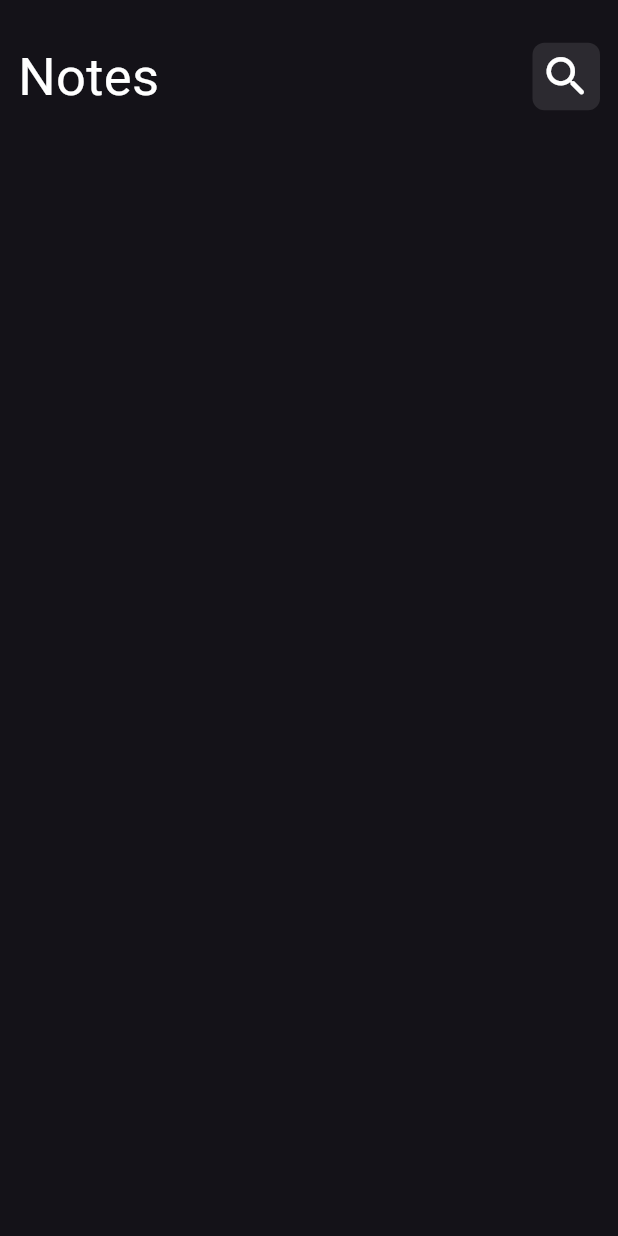
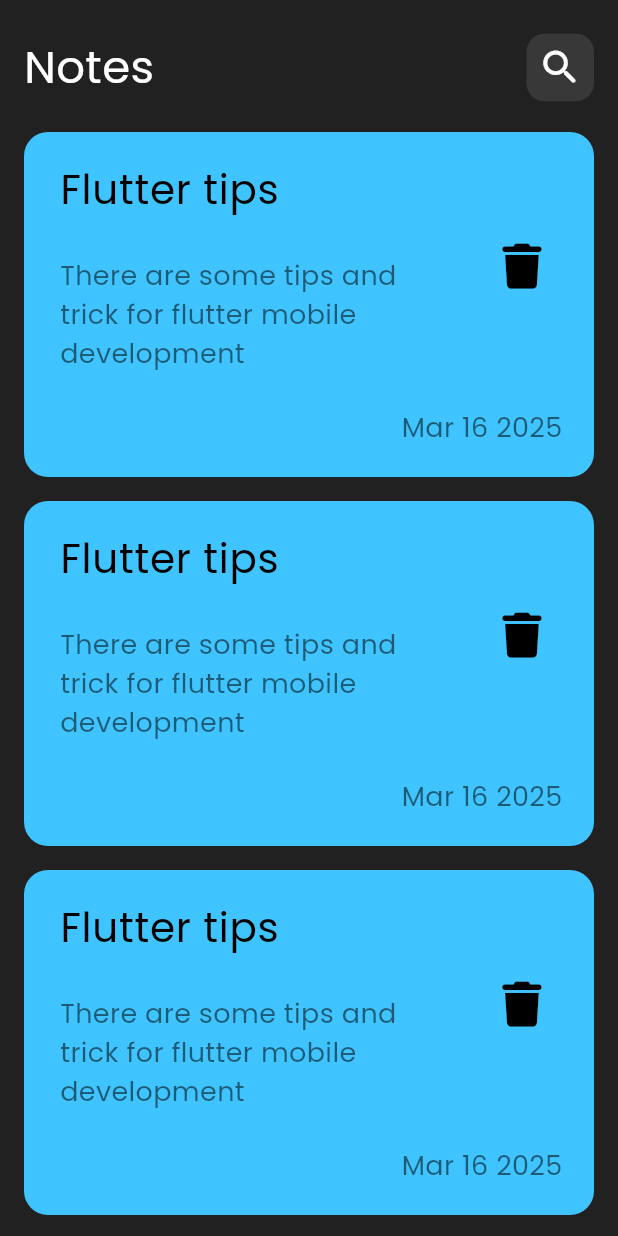
Before and after one commit to Ali-Ahmad-0/notes-app, a Flutter app: the screen it shows after launch, on a phone screen of 412 x 824 dp. Run offline on Flutter 3.47's test engine with Material 3 defaults, Android fonts, the phone set to English and light mode, and no system bars; our stand-ins replace font_awesome_flutter.

Commit message:
create notes list view

```diff
--- a/lib/Views/notes_view.dart
+++ b/lib/Views/notes_view.dart
@@ -1,5 +1,6 @@
 import 'package:flutter/material.dart';
 import 'package:notes_app/widgets/customAppBar.dart';
+import 'package:notes_app/widgets/notes_list_view.dart';
 
 class NotesView extends StatelessWidget {
   const NotesView({super.key});
@@ -7,12 +8,11 @@
   @override
   Widget build(BuildContext context) {
     return Scaffold(
+      backgroundColor: Colors.grey.shade900,
       body: Padding(
-        padding: const EdgeInsets.symmetric(vertical: 16, horizontal: 12),
+        padding: const EdgeInsets.symmetric(vertical: 10, horizontal: 16),
         child: Column(
-          children: [
-            CustomAppBar(),
-          ],
+          children: [CustomAppBar(), Expanded(child: NotesListView())],
         ),
       ),
     );
--- a/lib/main.dart
+++ b/lib/main.dart
@@ -12,7 +12,7 @@
   Widget build(BuildContext context) {
     return MaterialApp(
       debugShowCheckedModeBanner: false,
-      theme: ThemeData(brightness: Brightness.dark),
+      theme: ThemeData(brightness: Brightness.dark, fontFamily: 'Poppins'),
       home: NotesView(),
     );
   }
--- /dev/null
+++ b/lib/widgets/Note_Card.dart
@@ -0,0 +1,51 @@
+import 'package:flutter/material.dart';
+import 'package:font_awesome_flutter/font_awesome_flutter.dart';
+
+class NoteCard extends StatelessWidget {
+  const NoteCard({super.key});
+
+  @override
+  Widget build(BuildContext context) {
+    return Padding(
+      padding: const EdgeInsets.symmetric(vertical: 8),
+      child: Container(
+        padding: EdgeInsets.only(top: 10, bottom: 10, left: 8),
+        decoration: BoxDecoration(
+            color: Colors.lightBlueAccent,
+            borderRadius: BorderRadius.circular(16)),
+        child: Column(
+          crossAxisAlignment: CrossAxisAlignment.end,
+          children: [
+            ListTile(
+              title: Text(
+                'Flutter tips',
+                style: TextStyle(color: Colors.black, fontSize: 27),
+              ),
+              subtitle: Padding(
+                padding: const EdgeInsets.only(top: 25),
+                child: Text(
+                  'There are some tips and trick for flutter mobile development',
+                  style: TextStyle(fontSize: 18, color: Colors.black54),
+                ),
+              ),
+              trailing: IconButton(
+                  onPressed: () {},
+                  icon: Icon(
+                    FontAwesomeIcons.trash,
+                    color: Colors.black,
+                    size: 30,
+                  )),
+            ),
+            Padding(
+              padding: const EdgeInsets.only(right: 16, top: 15, bottom: 10),
+              child: Text(
+                'Mar 16 2025 ',
+                style: TextStyle(fontSize: 18, color: Colors.black54),
+              ),
+            )
+          ],
+        ),
+      ),
+    );
+  }
+}
--- a/lib/widgets/customAppBar.dart
+++ b/lib/widgets/customAppBar.dart
@@ -13,7 +13,7 @@
         ),
         Text(
           'Notes',
-          style: TextStyle(color: Colors.white, fontSize: 35),
+          style: TextStyle(color: Colors.white, fontSize: 30),
         ),
         Spacer(),
         SearchIcon()
--- /dev/null
+++ b/lib/widgets/notes_list_view.dart
@@ -0,0 +1,14 @@
+import 'package:flutter/material.dart';
+
+import 'Note_Card.dart';
+
+class NotesListView extends StatelessWidget {
+  const NotesListView({super.key});
+
+  @override
+  Widget build(BuildContext context) {
+    return ListView.builder(itemBuilder: (context, index) {
+      return NoteCard();
+    });
+  }
+}
--- a/lib/widgets/search_Icon.dart
+++ b/lib/widgets/search_Icon.dart
@@ -9,12 +9,12 @@
       height: 45,
       width: 45,
       decoration: BoxDecoration(
-          borderRadius: BorderRadius.circular(8),
+          borderRadius: BorderRadius.circular(12),
           color: Colors.white.withOpacity(0.1)),
       child: Center(
         child: Icon(
           Icons.search_rounded,
-          size: 35,
+          size: 30,
         ),
       ),
     );
```
Also changed, not shown: pubspec.yaml (+7 -11 lines), Assets/PlaywriteAT-Regular.ttf (added), Assets/Poppins-Regular.ttf (added), pubspec.lock.
